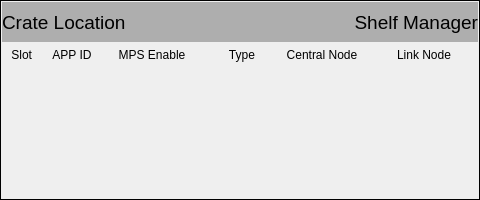
The window that mps_crate.ui (ad-build-test/pydm-mps) describes before a commit, drawn with Qt 5.
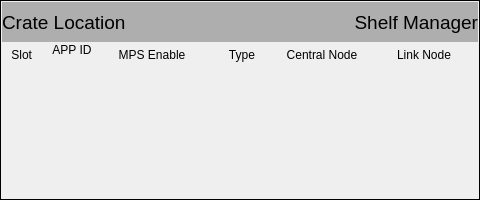
The same window after the commit. Custom widgets are drawn as their Qt base class.

Diff of the .ui file:
```diff
--- a/mps_crate.ui
+++ b/mps_crate.ui
@@ -72,7 +72,7 @@
     <property name="geometry">
      <rect>
       <x>52</x>
-      <y>45</y>
+      <y>40</y>
       <width>40</width>
       <height>20</height>
      </rect>
```
